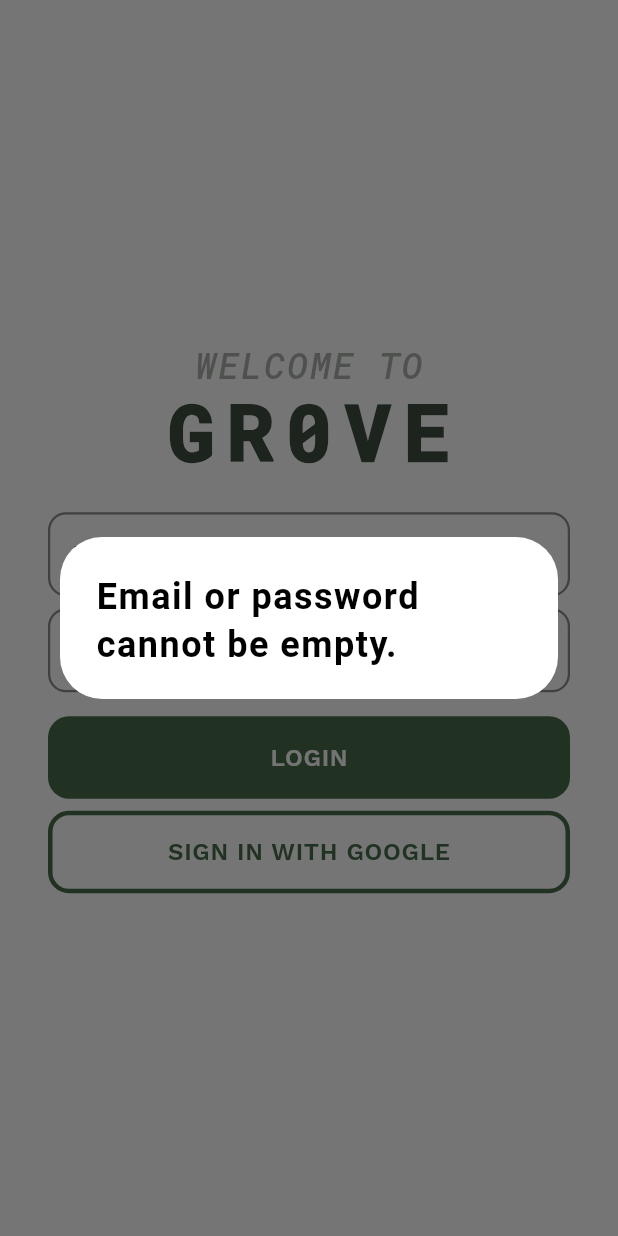
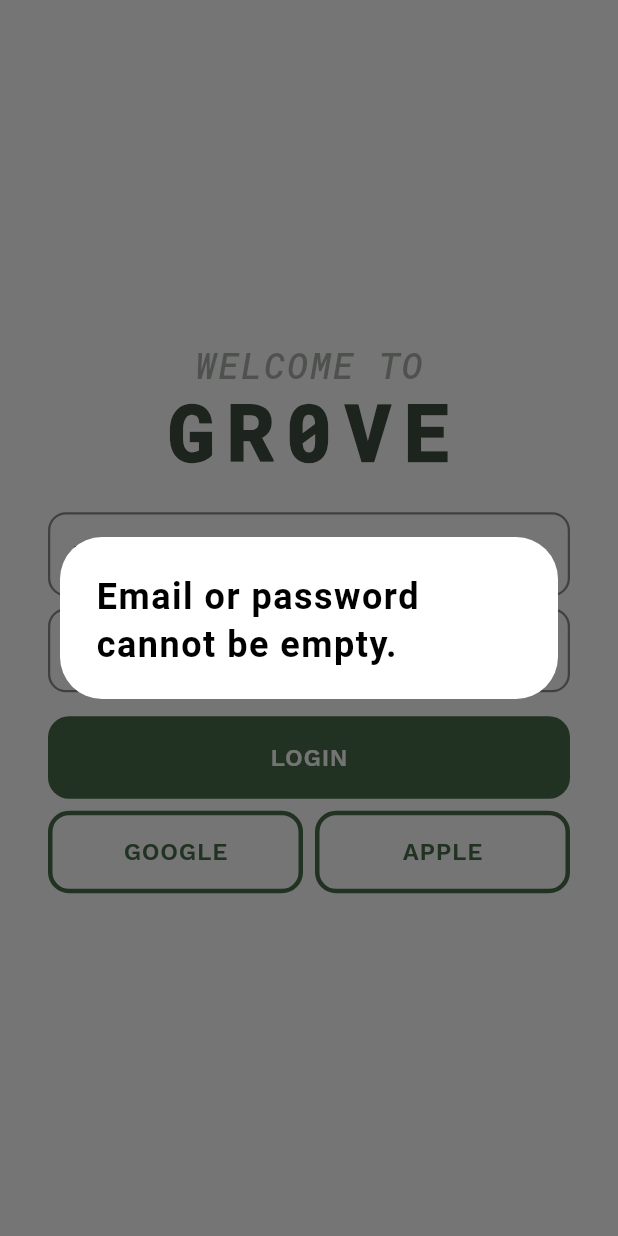
Before and after one commit to arjunyuvaraj/gr0ve, a Flutter app: the LoginScreen screen opened by its route, after a tap on "LOGIN", on a phone screen of 412 x 824 dp. Run offline on Flutter 3.47's test engine with Material 3 defaults, Android fonts, the phone set to English and light mode, and no system bars; our stand-ins replace cloud_firestore, firebase_auth, firebase_core, google_fonts, google_sign_in, sign_in_with_apple; missing offline and left inert: universal_html; accounts and stored records are empty; generated files the repository leaves out were written again; network calls fail.

Commit message:
Patching some bugs, added apple sign in

```diff
--- a/lib/components/custom_secondary_button.dart
+++ b/lib/components/custom_secondary_button.dart
@@ -16,7 +16,8 @@
     final colors = context.colors;
     final textStyles = context.text;
 
-    return Material(
+    return Expanded(
+      child: Material(
         shape: RoundedRectangleBorder(
           side: BorderSide(color: context.colors.primary, width: 3),
           borderRadius: BorderRadius.circular(14),
@@ -25,7 +26,6 @@
           borderRadius: BorderRadius.circular(14),
           onTap: onTap,
           child: Container(
-          width: double.infinity,
             padding: const EdgeInsets.symmetric(vertical: 16),
             alignment: Alignment.center,
             child: Text(
@@ -38,6 +38,7 @@
             ),
           ),
         ),
+      ),
     );
   }
 }
--- a/lib/pages/login_screen.dart
+++ b/lib/pages/login_screen.dart
@@ -44,9 +44,20 @@
                 ),
               ),
               const SizedBox(height: 8),
-              CustomSecondaryButton(
-                label: "Sign in With Google".capitalized,
-                onTap: () => AuthenticationService().signInWithGoogle(context),
+              Row(
+                children: [
+                  CustomSecondaryButton(
+                    label: "Google".capitalized,
+                    onTap: () =>
+                        AuthenticationService().signInWithGoogle(context),
+                  ),
+                  const SizedBox(width: 8),
+                  CustomSecondaryButton(
+                    label: "Apple".capitalized,
+                    onTap: () =>
+                        AuthenticationService().signInWithApple(context),
+                  ),
+                ],
               ),
             ],
           ),
--- a/lib/services/authentication_service.dart
+++ b/lib/services/authentication_service.dart
@@ -3,6 +3,7 @@
 import 'package:flutter/material.dart';
 import 'package:google_sign_in/google_sign_in.dart';
 import 'package:gr0ve/utilities/helper_functions.dart';
+import 'package:sign_in_with_apple/sign_in_with_apple.dart';
 
 import 'package:flutter/foundation.dart' show kIsWeb;
 
@@ -84,59 +85,57 @@
     String password,
   ) async {
     try {
-      // TRIM — SUPER IMPORTANT
       email = email.trim();
 
-      // VALIDATION
       if (email.isEmpty || password.isEmpty) {
         displayMessageToUser("Email or password cannot be empty.", context);
         return;
       }
 
-      // Must look like an email
       if (!email.contains("@") || !email.contains(".")) {
         displayMessageToUser("Please enter a valid email.", context);
         return;
       }
 
+      // Try normal email+password login
       final userCredential = await FirebaseAuth.instance
           .signInWithEmailAndPassword(email: email, password: password);
 
-      // MATCH GOOGLE SIGN-IN LOGIC
+      // SUCCESS → route accordingly
       if (userCredential.additionalUserInfo?.isNewUser ?? false) {
         Navigator.pushNamed(context, '/onboarding');
       } else {
         Navigator.pushNamed(context, '/authentication');
       }
     } on FirebaseAuthException catch (e) {
-      // HANDLE REAL AUTH CODE ERRORS CLEANLY
       switch (e.code) {
-        case "user-not-found":
-          displayMessageToUser("No account found for that email.", context);
-          break;
-
         case "wrong-password":
           displayMessageToUser("Incorrect password.", context);
           break;
 
-        case "invalid-email":
+        case "user-not-found":
+          displayMessageToUser("No account found.", context);
+          break;
+
+        // CASE — Detect Google accounts
+        case "account-exists-with-different-credential":
+        // ignore: unreachable_switch_case
+        case "wrong-password":
+        case "invalid-credential":
           displayMessageToUser(
-            "The email address is badly formatted.",
+            "This email belongs to a Google account. Redirecting...",
             context,
           );
-          Navigator.pushNamed(context, '/onboarding');
+          signInWithGoogle(context);
           break;
 
-        case "invalid-credential":
-          FirebaseAuth.instance.createUserWithEmailAndPassword(
-            email: email,
-            password: password,
-          );
-          Navigator.pushNamed(context, '/onboarding');
+        case "invalid-email":
+          displayMessageToUser("Invalid email format.", context);
           break;
 
         default:
           displayMessageToUser("Sign-in error: ${e.code}", context);
+          break;
       }
     } catch (e) {
       displayMessageToUser("Unexpected error: $e", context);
@@ -227,4 +226,69 @@
   bool userLoggedIn() {
     return FirebaseAuth.instance.currentUser == null;
   }
+
+  // METHOD: Sign in with Apple (iOS only)
+  Future<void> signInWithApple(BuildContext context) async {
+    try {
+      // 1. REQUEST APPLE CREDENTIAL
+      final credential = await SignInWithApple.getAppleIDCredential(
+        scopes: [
+          AppleIDAuthorizationScopes.email,
+          AppleIDAuthorizationScopes.fullName,
+        ],
+      );
+      print("STEP 1 DONE");
+      // 2. CONVERT TO FIREBASE CREDENTIAL
+      final appleProvider = OAuthProvider("apple.com");
+      final firebaseCredential = appleProvider.credential(
+        idToken: credential.identityToken,
+        accessToken: credential.authorizationCode,
+      );
+      print("STEP 2 DONE");
+      // 3. SIGN IN WITH FIREBASE
+      final userCredential = await FirebaseAuth.instance.signInWithCredential(
+        firebaseCredential,
+      );
+      print("STEP 3 DONE");
+      // 4. ROUTE BASED ON NEW USER STATUS
+      if (userCredential.additionalUserInfo?.isNewUser ?? false) {
+        Navigator.pushNamed(context, '/onboarding');
+      } else {
+        Navigator.pushNamed(context, '/authentication');
+      }
+    } catch (e) {
+      displayMessageToUser("Apple Sign-In failed: $e", context);
+    }
+  }
+
+  // METHOD: Sign out for Apple (same as Firebase)
+  Future<void> signOutWithApple(BuildContext context) async {
+    try {
+      // Apple does NOT require separate sign-out unlike Google
+      await FirebaseAuth.instance.signOut();
+
+      Navigator.pushNamed(context, '/authentication');
+    } catch (e) {
+      displayMessageToUser("Error signing out: $e", context);
+    }
+  }
+
+  // METHOD: Delete Apple account (same as Firebase delete)
+  Future<void> deleteAppleAccount(BuildContext context) async {
+    try {
+      final user = FirebaseAuth.instance.currentUser;
+      if (user == null) {
+        displayMessageToUser("No user found.", context);
+        return;
+      }
+      final uid = user.uid;
+
+      await user.delete();
+      await FirebaseFirestore.instance.collection("Students").doc(uid).delete();
+
+      Navigator.pushNamed(context, "/landing");
+    } catch (e) {
+      displayMessageToUser("Account deletion failed: $e", context);
+    }
+  }
 }
--- a/pubspec.yaml
+++ b/pubspec.yaml
@@ -43,6 +43,7 @@
   universal_html: ^2.3.0
   flutter_launcher_icons: ^0.14.4
   url_launcher: ^6.3.2
+  sign_in_with_apple: ^7.0.1
 
 
 dev_dependencies:
```
Also changed, not shown: pubspec.lock, 4 other files. Lines whose indentation alone changed are shown as unchanged.
